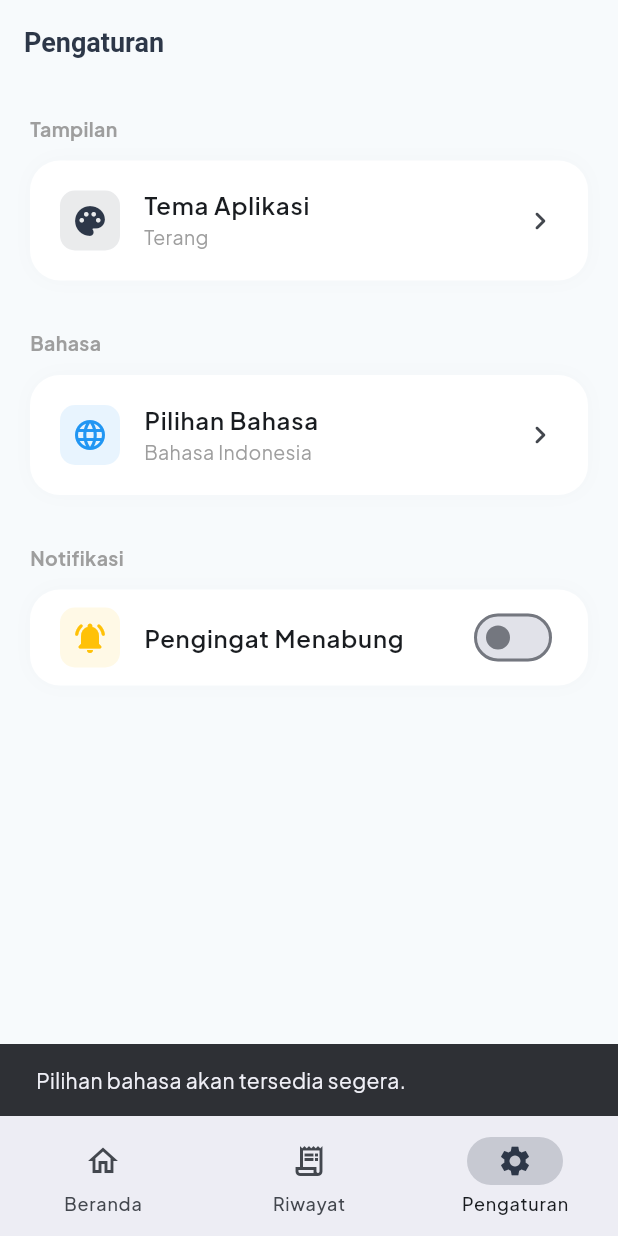
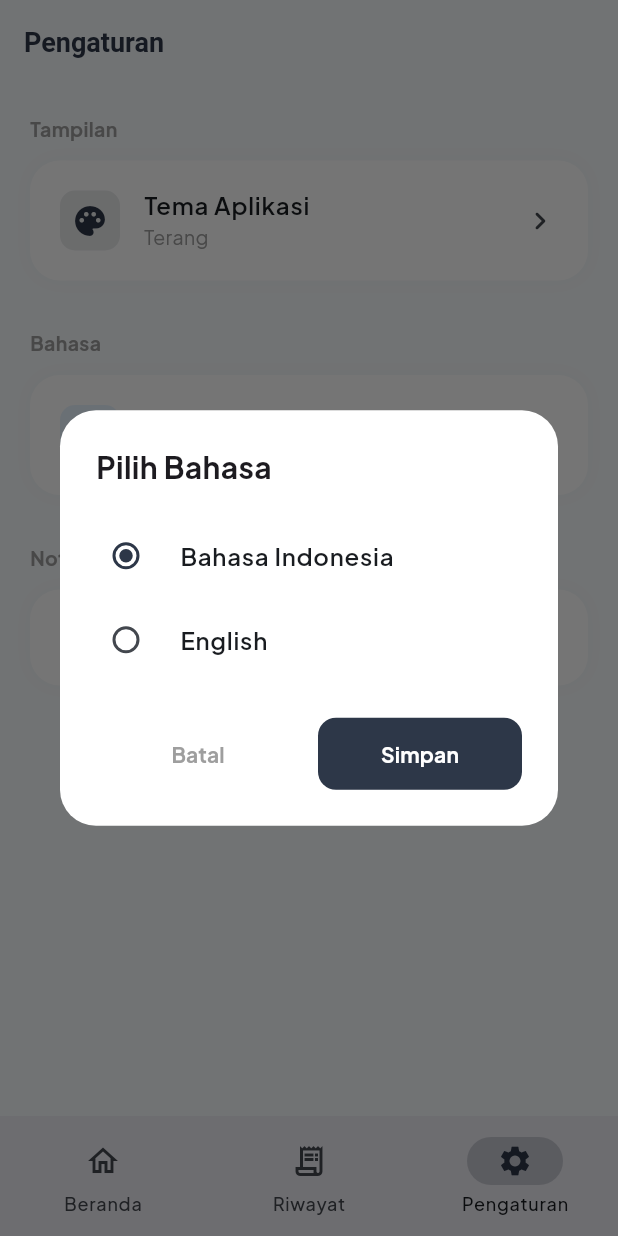
Before and after one commit to ifaifa12/kasir-uas, a Flutter app: the screen it shows after launch, item 3 of the bottom bar chosen, after a tap on "Pilihan Bahasa", on a phone screen of 412 x 824 dp. Run offline on Flutter 3.47's test engine with Material 3 defaults, Android fonts, the phone set to English and light mode, and no system bars; our stand-ins replace flutter_local_notifications, google_fonts, image_picker, percent_indicator, shared_preferences, timezone.

Commit message:
PERBAIKAN UI

```diff
--- a/lib/main.dart
+++ b/lib/main.dart
@@ -9,6 +9,54 @@ import 'package:provider/provider.dart';
 import 'package:percent_indicator/percent_indicator.dart';
 import 'providers/theme_provider.dart';
 import 'services/notification_service.dart';
+
+String tr(BuildContext context, String key) {
+  final lang = Provider.of<ThemeProvider>(context).language;
+  if (lang == 'id') return key;
+
+  const translations = {
+    'Beranda': 'Home',
+    'Riwayat': 'History',
+    'Pengaturan': 'Settings',
+    'Tabungan Online': 'Online Savings',
+    'Buat Target': 'New Target',
+    'Simpan': 'Save',
+    'Menabung': 'Save',
+    'Tarik Dana': 'Withdraw',
+    'Terkumpul': 'Collected',
+    'Kekurangan': 'Remaining',
+    'Tanggal Dibuat': 'Created Date',
+    'Estimasi': 'Estimate',
+    'Pilih Tema': 'Select Theme',
+    'Terang': 'Light',
+    'Gelap': 'Dark',
+    'Sistem Default': 'System',
+    'Batal': 'Cancel',
+    'Bahasa': 'Language',
+    'Pilihan Bahasa': 'Language Options',
+    'Tema Aplikasi': 'App Theme',
+    'Notifikasi': 'Notifications',
+    'Pengingat Menabung': 'Savings Reminder',
+    'Waktu Pengingat': 'Reminder Time',
+    'Belum diatur': 'Not set',
+    'Catat Transaksi': 'Record Transaction',
+    'Keterangan (Opsional)': 'Description (Optional)',
+    'Nominal': 'Amount',
+    'Nama Target': 'Target Name',
+    'Harga Total (Rp)': 'Total Price (Rp)',
+    'Nominal Rutin Menabung (Rp)': 'Routine Savings (Rp)',
+    'Siklus Menabung': 'Saving Cycle',
+    'Unggah Foto': 'Upload Photo',
+    'Ubah Foto': 'Change Photo',
+    'Target Impian Baru': 'New Dream Target',
+    'Target Impianmu Telah Tercapai': 'Your Dream Target has been Reached',
+    'Luar Biasa!': 'Awesome!',
+    'Hapus Target': 'Delete Target',
+    'Hapus': 'Delete',
+    'Riwayat Transaksi': 'Transaction History',
+  };
+  return translations[key] ?? key;
+}
 
 void main() async {
   WidgetsFlutterBinding.ensureInitialized();
@@ -335,10 +383,10 @@ class _HomePageState extends State<HomePage> {
         selectedIndex: _currentIndex,
         onDestinationSelected: (index) => setState(() => _currentIndex = index),
         indicatorColor: const Color(0xFF2D3748).withOpacity(0.2),
-        destinations: const [
-          NavigationDestination(icon: Icon(Icons.home_outlined), selectedIcon: Icon(Icons.home, color: Color(0xFF2D3748)), label: 'Beranda'),
-          NavigationDestination(icon: Icon(Icons.receipt_long_outlined), selectedIcon: Icon(Icons.receipt_long, color: Color(0xFF2D3748)), label: 'Riwayat'),
-          NavigationDestination(icon: Icon(Icons.settings_outlined), selectedIcon: Icon(Icons.settings, color: Color(0xFF2D3748)), label: 'Pengaturan'),
+        destinations: [
+          NavigationDestination(icon: const Icon(Icons.home_outlined), selectedIcon: const Icon(Icons.home, color: Color(0xFF2D3748)), label: tr(context, 'Beranda')),
+          NavigationDestination(icon: const Icon(Icons.receipt_long_outlined), selectedIcon: const Icon(Icons.receipt_long, color: Color(0xFF2D3748)), label: tr(context, 'Riwayat')),
+          NavigationDestination(icon: const Icon(Icons.settings_outlined), selectedIcon: const Icon(Icons.settings, color: Color(0xFF2D3748)), label: tr(context, 'Pengaturan')),
         ],
       ),
       floatingActionButton: _currentIndex == 0
@@ -349,7 +397,7 @@ class _HomePageState extends State<HomePage> {
               elevation: 4,
               shape: RoundedRectangleBorder(borderRadius: BorderRadius.circular(20)),
               icon: const Icon(Icons.add, size: 24),
-              label: const Text('Buat Target', style: TextStyle(fontWeight: FontWeight.normal)),
+              label: Text(tr(context, 'Buat Target'), style: const TextStyle(fontWeight: FontWeight.normal)),
             )
           : null,
     );
@@ -748,14 +796,14 @@ class TabunganScreen extends StatelessWidget {
                             width: double.infinity,
                             margin: const EdgeInsets.only(bottom: 20),
                             decoration: BoxDecoration(
-                              color: Colors.grey.withOpacity(0.1),
+                              color: target.gambarByte != null ? Colors.transparent : Colors.grey.withOpacity(0.1),
                               borderRadius: BorderRadius.circular(16),
                               boxShadow: target.gambarByte != null ? [
                                 BoxShadow(color: Colors.black.withOpacity(0.05), blurRadius: 10, offset: const Offset(0, 5))
                               ] : [],
                               image: target.gambarByte != null ? DecorationImage(
                                 image: MemoryImage(target.gambarByte!),
-                                fit: BoxFit.contain,
+                                fit: BoxFit.cover,
                               ) : null
                             ),
                             child: target.gambarByte == null ? const Icon(Icons.image_not_supported_outlined, size: 50, color: Colors.grey) : null,
@@ -1367,19 +1415,18 @@ class _PengaturanScreenState extends State<PengaturanScreen> {
                     decoration: BoxDecoration(color: Colors.blue.withOpacity(0.1), borderRadius: BorderRadius.circular(10)),
                     child: const Icon(Icons.language_rounded, color: Colors.blue)
                   ),
-                  title: const Text('Pilihan Bahasa', style: TextStyle(fontWeight: FontWeight.w600)),
-                  subtitle: Text('Bahasa Indonesia', style: TextStyle(color: Colors.grey.shade500, fontSize: 13)),
+                  title: Text(tr(context, 'Pilihan Bahasa'), style: const TextStyle(fontWeight: FontWeight.w600)),
+                  subtitle: Text(themeProvider.language == 'id' ? 'Bahasa Indonesia' : 'English', style: TextStyle(color: Colors.grey.shade500, fontSize: 13)),
                   trailing: const Icon(Icons.chevron_right_rounded),
                   onTap: () {
-                    // Placeholder for future feature
-                    ScaffoldMessenger.of(context).showSnackBar(const SnackBar(content: Text('Pilihan bahasa akan tersedia segera.')));
+                    _showBahasaDialog(context, themeProvider);
                   },
                 ),
               ],
             ),
           ),
           const SizedBox(height: 32),
-          const Text('Notifikasi', style: TextStyle(fontWeight: FontWeight.bold, color: Colors.grey, fontSize: 13)),
+          Text(tr(context, 'Notifikasi'), style: const TextStyle(fontWeight: FontWeight.bold, color: Colors.grey, fontSize: 13)),
           const SizedBox(height: 12),
           Container(
             decoration: BoxDecoration(
@@ -1519,4 +1566,76 @@ class _PengaturanScreenState extends State<PengaturanScreen> {
       ),
     );
   }
+
+  void _showBahasaDialog(BuildContext context, ThemeProvider provider) {
+    String selectedLang = provider.language;
+
+    showDialog(
+      context: context,
+      builder: (ctx) => StatefulBuilder(
+        builder: (ctx, setDialogState) => Dialog(
+          shape: RoundedRectangleBorder(borderRadius: BorderRadius.circular(24)),
+          backgroundColor: Theme.of(context).brightness == Brightness.dark ? const Color(0xFF2D3748) : Colors.white,
+          child: Padding(
+            padding: const EdgeInsets.all(24.0),
+            child: Column(
+              mainAxisSize: MainAxisSize.min,
+              crossAxisAlignment: CrossAxisAlignment.start,
+              children: [
+                Text(tr(context, 'Pilih Bahasa'), style: const TextStyle(fontSize: 20, fontWeight: FontWeight.bold)),
+                const SizedBox(height: 16),
+                RadioListTile<String>(
+                  title: const Text('Bahasa Indonesia', style: TextStyle(fontWeight: FontWeight.w600)),
+                  value: 'id',
+                  groupValue: selectedLang,
+                  activeColor: const Color(0xFF2D3748),
+                  contentPadding: EdgeInsets.zero,
+                  onChanged: (val) => setDialogState(() => selectedLang = val!),
+                ),
+                RadioListTile<String>(
+                  title: const Text('English', style: TextStyle(fontWeight: FontWeight.w600)),
+                  value: 'en',
+                  groupValue: selectedLang,
+                  activeColor: const Color(0xFF2D3748),
+                  contentPadding: EdgeInsets.zero,
+                  onChanged: (val) => setDialogState(() => selectedLang = val!),
+                ),
+                const SizedBox(height: 24),
+                Row(
+                  children: [
+                    Expanded(
+                      child: TextButton(
+                        onPressed: () => Navigator.pop(ctx),
+                        style: TextButton.styleFrom(padding: const EdgeInsets.symmetric(vertical: 14)),
+                        child: Text(tr(context, 'Batal'), style: const TextStyle(color: Colors.grey, fontWeight: FontWeight.bold)),
+                      ),
+                    ),
+                    const SizedBox(width: 12),
+                    Expanded(
+                      child: ElevatedButton(
+                        style: ElevatedButton.styleFrom(
+                          backgroundColor: const Color(0xFF2D3748),
+                          foregroundColor: Colors.white,
+                          shape: RoundedRectangleBorder(borderRadius: BorderRadius.circular(12)),
+                          padding: const EdgeInsets.symmetric(vertical: 14),
+                          elevation: 0,
+                        ),
+                        onPressed: () {
+                          if (provider.language != selectedLang) {
+                            provider.setLanguage(selectedLang);
+                          }
+                          Navigator.pop(ctx);
+                        },
+                        child: Text(tr(context, 'Simpan'), style: const TextStyle(fontWeight: FontWeight.bold)),
+                      ),
+                    ),
+                  ],
+                ),
+              ],
+            ),
+          ),
+        ),
+      ),
+    );
+  }
 }
--- a/lib/providers/theme_provider.dart
+++ b/lib/providers/theme_provider.dart
@@ -4,6 +4,9 @@ import 'package:shared_preferences/shared_preferences.dart';
 class ThemeProvider with ChangeNotifier {
   ThemeMode _themeMode = ThemeMode.system;
   ThemeMode get themeMode => _themeMode;
+
+  String _language = 'id'; // 'id' for Indonesian, 'en' for English
+  String get language => _language;
 
   bool get isDarkMode {
     if (_themeMode == ThemeMode.system) {
@@ -14,26 +17,34 @@ class ThemeProvider with ChangeNotifier {
   }
 
   ThemeProvider() {
-    _loadTheme();
+    _loadSettings();
   }
 
   void setThemeMode(ThemeMode mode) {
     _themeMode = mode;
-    _saveTheme();
+    _saveSettings();
     notifyListeners();
   }
 
-  _loadTheme() async {
+  void setLanguage(String lang) {
+    _language = lang;
+    _saveSettings();
+    notifyListeners();
+  }
+
+  _loadSettings() async {
     SharedPreferences prefs = await SharedPreferences.getInstance();
     final String? modeStr = prefs.getString('themeMode');
     if (modeStr != null) {
       _themeMode = ThemeMode.values.firstWhere((e) => e.toString() == modeStr, orElse: () => ThemeMode.system);
     }
+    _language = prefs.getString('language') ?? 'id';
     notifyListeners();
   }
 
-  _saveTheme() async {
+  _saveSettings() async {
     SharedPreferences prefs = await SharedPreferences.getInstance();
     prefs.setString('themeMode', _themeMode.toString());
+    prefs.setString('language', _language);
   }
 }
```
